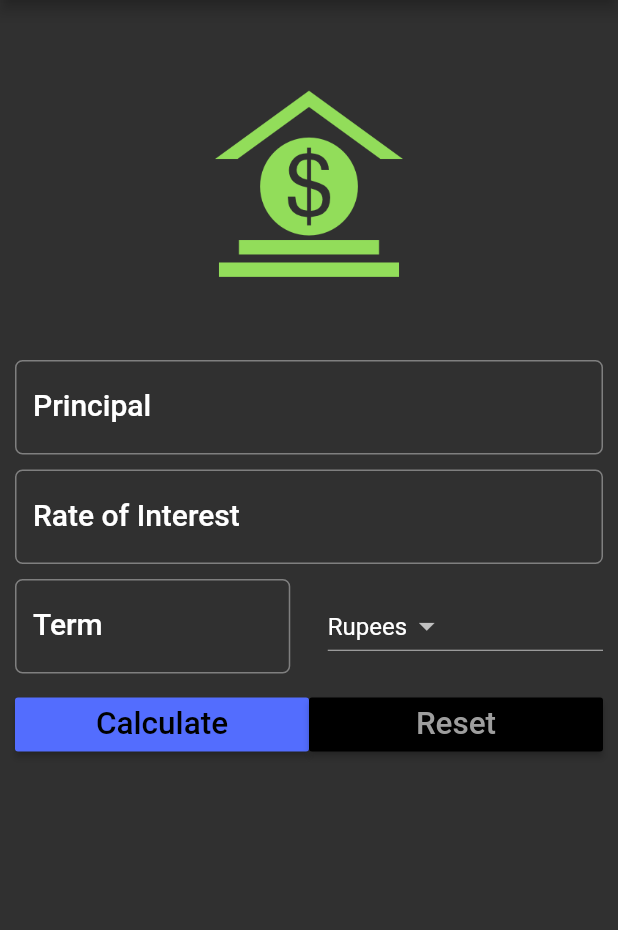
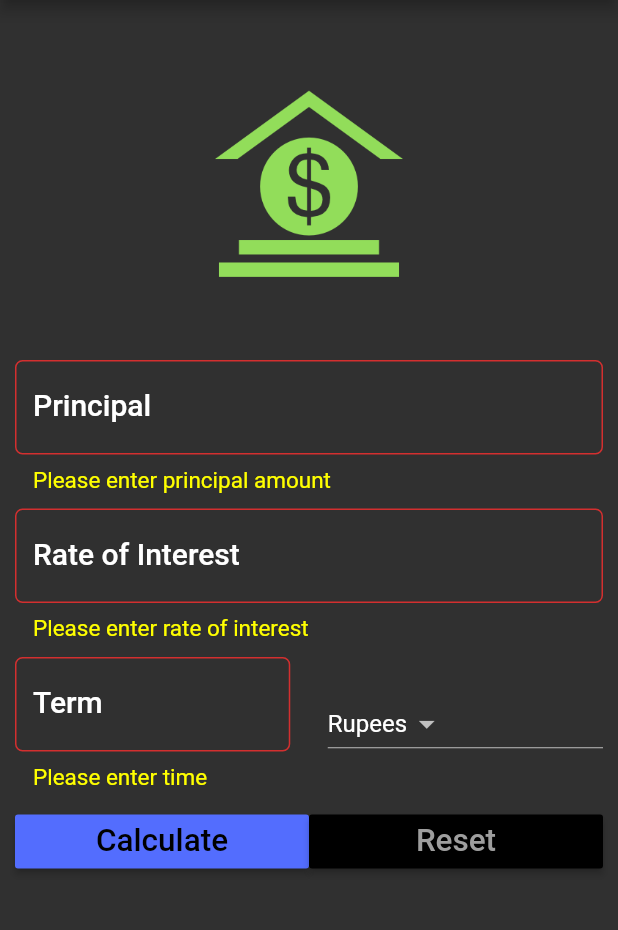
Before and after one commit to masteradit/simple-interest-calculator-flutter-app, a Flutter app: the screen it shows after launch, after a tap on "Calculate", on a phone screen of 412 x 824 dp, the part 84-1014 px from its top. Run offline on Flutter 3.47's test engine with Material 2 defaults, Android fonts, the phone set to English and light mode, and no system bars.

Commit message:
Added validation for text fields.
Added validation and error message to Principal, Rate of Interest and
Term text fields which show when Calculate button is pressed and any of
the text fields is empty.

```diff
--- a/lib/main.dart
+++ b/lib/main.dart
@@ -21,6 +21,9 @@ class SIForm extends StatefulWidget {
 }
 
 class _SIFormState extends State<SIForm> {
+
+  var _formKey = GlobalKey<FormState>();
+
   var _currencies = ['Rupees', 'Dollars', 'Pounds'];
   final double _minimumPadding = 5.0;
 
@@ -47,8 +50,10 @@ class _SIFormState extends State<SIForm> {
       appBar: AppBar(
         title: Text('Simple Interest Calculator'),
       ),
-      body: Container(
-        margin: EdgeInsets.all(_minimumPadding * 2),
+      body: Form(
+        key: _formKey,
+        child: Padding(
+          padding: EdgeInsets.all(_minimumPadding * 2),
           child: ListView(
             children: <Widget>[
               getImageAsset(),
@@ -57,14 +62,23 @@ class _SIFormState extends State<SIForm> {
                   top: _minimumPadding,
                   bottom: _minimumPadding,
                 ),
-              child: TextField(
+                child: TextFormField(
                   keyboardType: TextInputType.number,
                   style: textStyle,
                   controller: principalController,
+                  validator: (String value) {
+                    if (value.isEmpty) {
+                      return 'Please enter principal amount';
+                    }
+                  },
                   decoration: InputDecoration(
                     labelText: 'Principal',
                     hintText: 'Enter Principal e.g. 12000',
                     labelStyle: textStyle,
+                    errorStyle: TextStyle(
+                      color: Colors.yellowAccent,
+                      fontSize: 15.0,
+                    ),
                     border: OutlineInputBorder(
                       borderRadius: BorderRadius.circular(5.0),
                     ),
@@ -76,14 +90,23 @@ class _SIFormState extends State<SIForm> {
                   top: _minimumPadding,
                   bottom: _minimumPadding,
                 ),
-              child: TextField(
+                child: TextFormField(
                   keyboardType: TextInputType.number,
                   style: textStyle,
                   controller: roiController,
+                  validator: (String value) {
+                    if (value.isEmpty) {
+                      return 'Please enter rate of interest';
+                    }
+                  },
                   decoration: InputDecoration(
                     labelText: 'Rate of Interest',
                     hintText: 'In percent',
                     labelStyle: textStyle,
+                    errorStyle: TextStyle(
+                      color: Colors.yellowAccent,
+                      fontSize: 15.0,
+                    ),
                     border: OutlineInputBorder(
                       borderRadius: BorderRadius.circular(5.0),
                     ),
@@ -96,14 +119,23 @@ class _SIFormState extends State<SIForm> {
                 child: Row(
                   children: <Widget>[
                     Expanded(
-                    child: TextField(
+                      child: TextFormField(
                         keyboardType: TextInputType.number,
                         style: textStyle,
                         controller: termController,
+                        validator: (String value) {
+                          if (value.isEmpty) {
+                            return 'Please enter time';
+                          }
+                        },
                         decoration: InputDecoration(
                           labelText: 'Term',
                           hintText: 'Time in years',
                           labelStyle: textStyle,
+                          errorStyle: TextStyle(
+                            color: Colors.yellowAccent,
+                            fontSize: 15.0,
+                          ),
                           border: OutlineInputBorder(
                             borderRadius: BorderRadius.circular(5.0),
                           ),
@@ -146,7 +178,9 @@ class _SIFormState extends State<SIForm> {
                         ),
                         onPressed: () {
                           setState(() {
+                            if (_formKey.currentState.validate()) {
                               this.displayResult = _calculateTotalReturns();
+                            }
                           });
                         },
                       ),
@@ -177,6 +211,7 @@ class _SIFormState extends State<SIForm> {
                 ),
               ),
             ],
+          ),
         ),
       ),
     );
```
Lines whose indentation alone changed are shown as unchanged.
